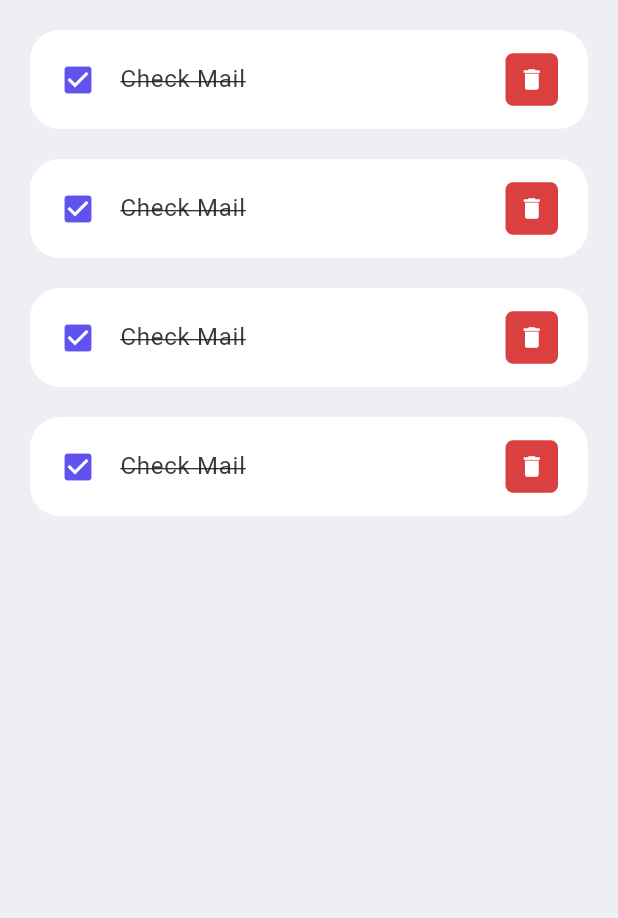
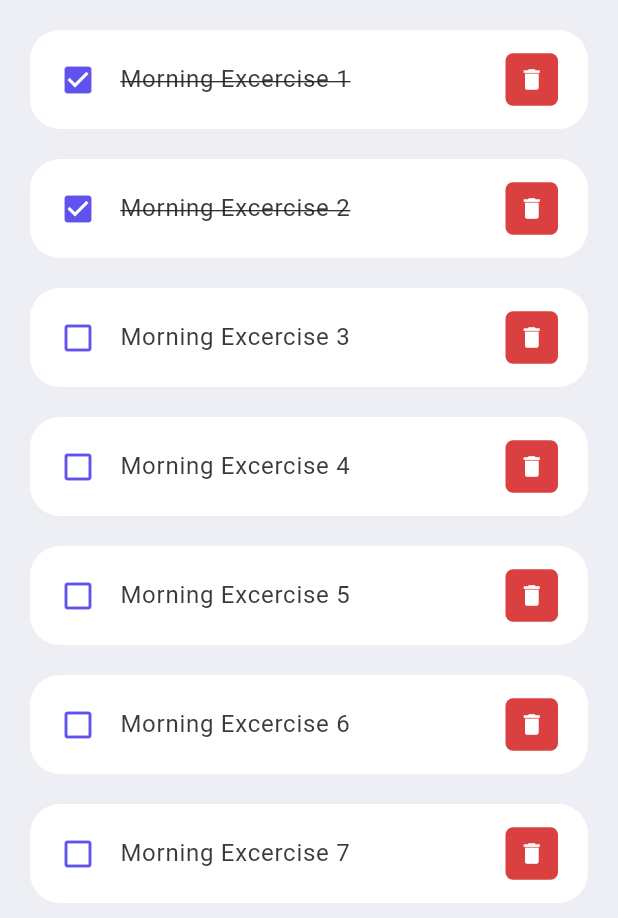
Before and after one commit to Minhnhat1104/flutter_todo_app, a Flutter app: the screen it shows after launch, on a phone screen of 412 x 824 dp, the part 318-1236 px from its top. Run offline on Flutter 3.47's test engine with Material 3 defaults, Android fonts, the phone set to English and light mode, and no system bars.

Commit message:
create Todo class and render to List UI

```diff
--- a/lib/main.dart
+++ b/lib/main.dart
@@ -13,7 +13,7 @@ class MainApp extends StatelessWidget {
   Widget build(BuildContext context) {
     SystemChrome.setSystemUIOverlayStyle(
         SystemUiOverlayStyle(statusBarColor: Colors.transparent));
-    return const MaterialApp(
+    return MaterialApp(
       debugShowCheckedModeBanner: false,
       title: 'Todo App',
       home: Home(),
--- /dev/null
+++ b/lib/model/todo.dart
@@ -0,0 +1,22 @@
+class ToDo {
+  String? id;
+  String? todoText;
+  bool isDone;
+  ToDo({
+    required this.id,
+    required this.todoText,
+    this.isDone = false,
+  });
+
+  static List<ToDo> todoList() {
+    return [
+      ToDo(id: '01', todoText: 'Morning Excercise 1', isDone: true),
+      ToDo(id: '02', todoText: 'Morning Excercise 2', isDone: true),
+      ToDo(id: '03', todoText: 'Morning Excercise 3'),
+      ToDo(id: '04', todoText: 'Morning Excercise 4'),
+      ToDo(id: '05', todoText: 'Morning Excercise 5'),
+      ToDo(id: '06', todoText: 'Morning Excercise 6'),
+      ToDo(id: '07', todoText: 'Morning Excercise 7'),
+    ];
+  }
+}
--- a/lib/screens/home.dart
+++ b/lib/screens/home.dart
@@ -1,10 +1,13 @@
 // ignore_for_file: prefer_const_constructors
 import 'package:flutter/material.dart';
 import 'package:todo_app/constants/colors.dart';
+import 'package:todo_app/model/todo.dart';
 import 'package:todo_app/widgets/todo_item.dart';
 
 class Home extends StatelessWidget {
-  const Home({Key? key}) : super(key: key);
+  Home({Key? key}) : super(key: key);
+
+  final todosList = ToDo.todoList();
 
   @override
   Widget build(BuildContext context) {
@@ -25,10 +28,10 @@ class Home extends StatelessWidget {
                     style: TextStyle(fontSize: 30, fontWeight: FontWeight.w500),
                   ),
                 ),
-                TodoItem(),
-                TodoItem(),
-                TodoItem(),
-                TodoItem(),
+                for (ToDo _todo in todosList)
+                  ToDoItem(
+                    todo: _todo,
+                  )
               ],
             ))
           ]),
--- a/lib/widgets/todo_item.dart
+++ b/lib/widgets/todo_item.dart
@@ -2,9 +2,12 @@
 
 import 'package:flutter/material.dart';
 import 'package:todo_app/constants/colors.dart';
+import 'package:todo_app/model/todo.dart';
 
-class TodoItem extends StatelessWidget {
-  const TodoItem({Key? key}) : super(key: key);
+class ToDoItem extends StatelessWidget {
+  final ToDo todo;
+
+  const ToDoItem({Key? key, required this.todo}) : super(key: key);
 
   @override
   Widget build(BuildContext context) {
@@ -17,13 +20,15 @@ class TodoItem extends StatelessWidget {
         shape: RoundedRectangleBorder(borderRadius: BorderRadius.circular(20)),
         contentPadding: EdgeInsets.symmetric(horizontal: 20, vertical: 5),
         tileColor: Colors.white,
-        leading: Icon(Icons.check_box, color: tdBlue),
+        leading: Icon(
+            todo.isDone ? Icons.check_box : Icons.check_box_outline_blank,
+            color: tdBlue),
         title: Text(
-          'Check Mail',
+          todo.todoText!,
           style: TextStyle(
               fontSize: 16,
               color: tdBlack,
-              decoration: TextDecoration.lineThrough),
+              decoration: todo.isDone ? TextDecoration.lineThrough : null),
         ),
         trailing: Container(
           padding: EdgeInsets.all(0),
```
